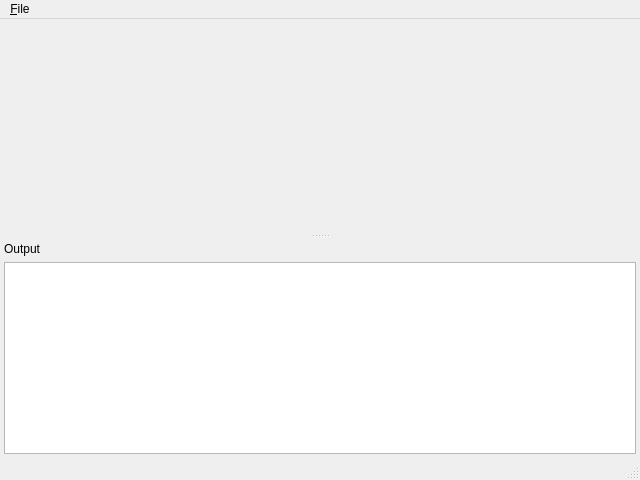
Qt form Cryptuino/GUI/forms/WMainWindow.ui (CaSchmidt/Cryptuino) before a commit.
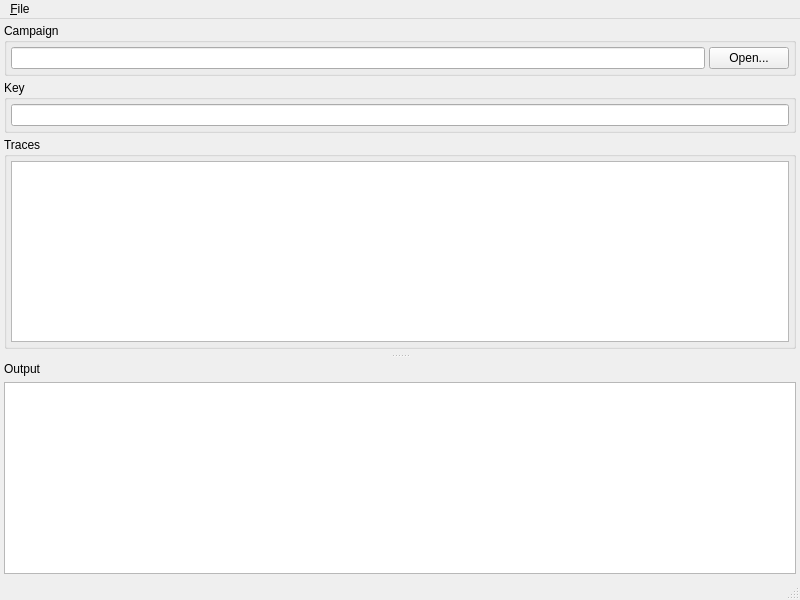
The same form after that commit. Custom widgets are drawn as their Qt base class.

Commit message: GUI: Populate main window.

Patch:
```diff
--- a/Cryptuino/GUI/forms/WMainWindow.ui
+++ b/Cryptuino/GUI/forms/WMainWindow.ui
@@ -6,20 +6,137 @@
    <rect>
     <x>0</x>
     <y>0</y>
-    <width>640</width>
-    <height>480</height>
+    <width>800</width>
+    <height>600</height>
    </rect>
   </property>
   <property name="windowTitle">
    <string>AnalysisGUI</string>
   </property>
-  <widget class="QWidget" name="centralwidget"/>
+  <widget class="QWidget" name="centralwidget">
+   <layout class="QVBoxLayout" name="verticalLayout_4">
+    <property name="spacing">
+     <number>4</number>
+    </property>
+    <property name="leftMargin">
+     <number>4</number>
+    </property>
+    <property name="topMargin">
+     <number>4</number>
+    </property>
+    <property name="rightMargin">
+     <number>4</number>
+    </property>
+    <property name="bottomMargin">
+     <number>4</number>
+    </property>
+    <item>
+     <widget class="QGroupBox" name="groupBox">
+      <property name="title">
+       <string>Campaign</string>
+      </property>
+      <layout class="QHBoxLayout" name="horizontalLayout">
+       <property name="spacing">
+        <number>4</number>
+       </property>
+       <property name="leftMargin">
+        <number>4</number>
+       </property>
+       <property name="topMargin">
+        <number>4</number>
+       </property>
+       <property name="rightMargin">
+        <number>4</number>
+       </property>
+       <property name="bottomMargin">
+        <number>4</number>
+       </property>
+       <item>
+        <widget class="QLineEdit" name="lineEdit">
+         <property name="alignment">
+          <set>Qt::AlignRight|Qt::AlignTrailing|Qt::AlignVCenter</set>
+         </property>
+         <property name="readOnly">
+          <bool>true</bool>
+         </property>
+        </widget>
+       </item>
+       <item>
+        <widget class="QPushButton" name="openButton">
+         <property name="text">
+          <string>Open...</string>
+         </property>
+        </widget>
+       </item>
+      </layout>
+     </widget>
+    </item>
+    <item>
+     <widget class="QGroupBox" name="groupBox_2">
+      <property name="title">
+       <string>Key</string>
+      </property>
+      <layout class="QVBoxLayout" name="verticalLayout_2">
+       <property name="spacing">
+        <number>4</number>
+       </property>
+       <property name="leftMargin">
+        <number>4</number>
+       </property>
+       <property name="topMargin">
+        <number>4</number>
+       </property>
+       <property name="rightMargin">
+        <number>4</number>
+       </property>
+       <property name="bottomMargin">
+        <number>4</number>
+       </property>
+       <item>
+        <widget class="QLineEdit" name="lineEdit_2">
+         <property name="readOnly">
+          <bool>true</bool>
+         </property>
+        </widget>
+       </item>
+      </layout>
+     </widget>
+    </item>
+    <item>
+     <widget class="QGroupBox" name="groupBox_3">
+      <property name="title">
+       <string>Traces</string>
+      </property>
+      <layout class="QVBoxLayout" name="verticalLayout_3">
+       <property name="spacing">
+        <number>4</number>
+       </property>
+       <property name="leftMargin">
+        <number>4</number>
+       </property>
+       <property name="topMargin">
+        <number>4</number>
+       </property>
+       <property name="rightMargin">
+        <number>4</number>
+       </property>
+       <property name="bottomMargin">
+        <number>4</number>
+       </property>
+       <item>
+        <widget class="QTableView" name="tableView"/>
+       </item>
+      </layout>
+     </widget>
+    </item>
+   </layout>
+  </widget>
   <widget class="QMenuBar" name="menubar">
    <property name="geometry">
     <rect>
      <x>0</x>
      <y>0</y>
-     <width>640</width>
+     <width>800</width>
      <height>25</height>
     </rect>
    </property>
```
Left out of the diff: 17 changed lines with no effect on the pictures. The commit also changes 2 other files.
